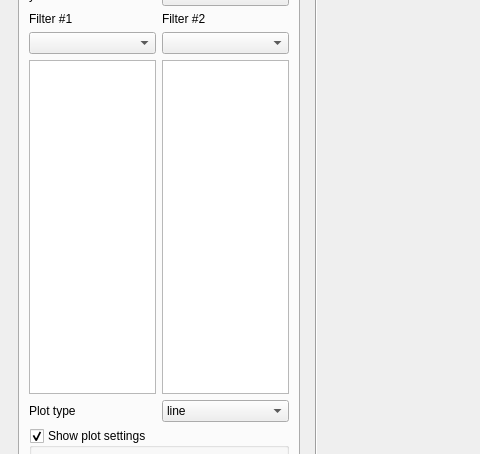
jkall/qgis-midvatten-plugin, file ui/customplotdialog.ui: the form before one commit; both pictures show x 0 to 480 and y 125 to 579 of the 1062 by 793 pixel window.
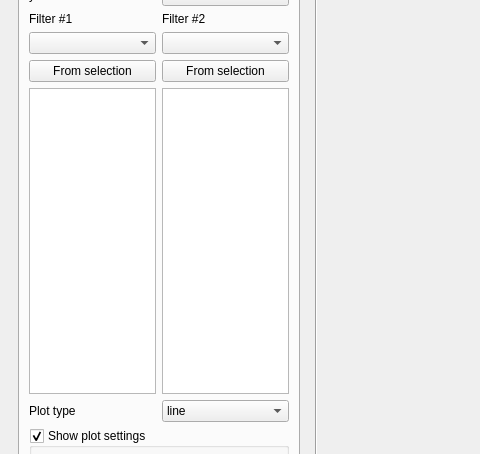
The form after the commit.

Commit message: - Customplot: Buttom to select rows in filterlists from selected rows in selected layer.         - Customplot: Added rolling mean center parameter.

```diff
--- a/ui/customplotdialog.ui
+++ b/ui/customplotdialog.ui
@@ -1431,7 +1431,7 @@
                    </property>
                   </widget>
                  </item>
-                 <item row="2" column="0">
+                 <item row="3" column="0">
                   <widget class="QListWidget" name="Filter1_QListWidget_3">
                    <property name="minimumSize">
                     <size>
@@ -1455,7 +1455,7 @@
                    </property>
                   </widget>
                  </item>
-                 <item row="2" column="1">
+                 <item row="3" column="1">
                   <widget class="QListWidget" name="Filter2_QListWidget_3">
                    <property name="minimumSize">
                     <size>
@@ -1479,6 +1479,20 @@
                    </property>
                   </widget>
                  </item>
+                 <item row="2" column="0">
+                  <widget class="QPushButton" name="select_button_t3f1">
+                   <property name="text">
+                    <string>From selection</string>
+                   </property>
+                  </widget>
+                 </item>
+                 <item row="2" column="1">
+                  <widget class="QPushButton" name="select_button_t3f2">
+                   <property name="text">
+                    <string>From selection</string>
+                   </property>
+                  </widget>
+                 </item>
                 </layout>
                </item>
                <item row="2" column="0">
```
Left out of the diff: 36 changed lines with no effect on the pictures. The commit also changes 4 other files.
